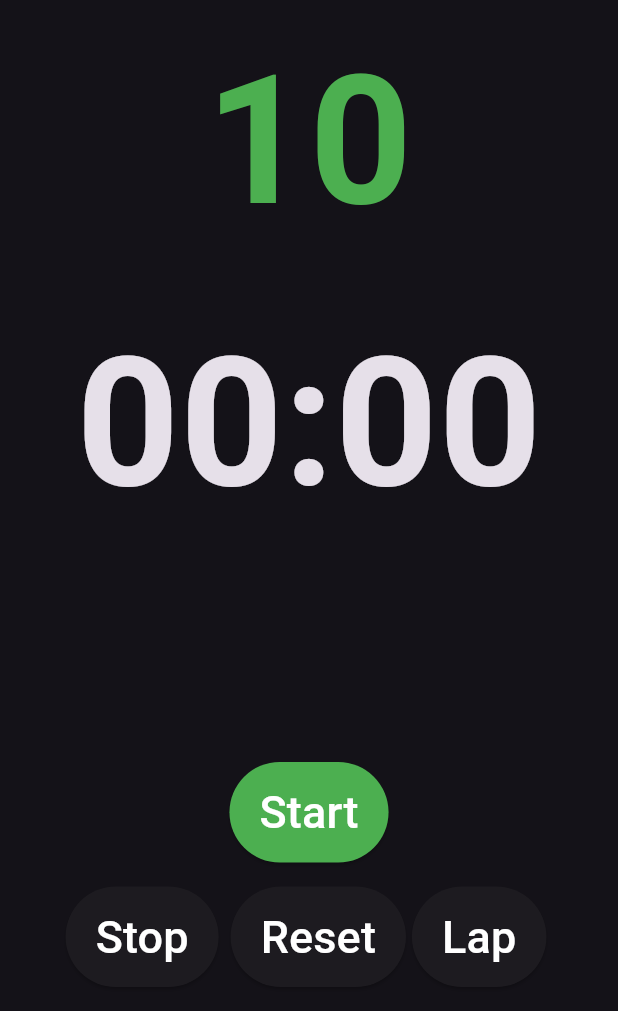
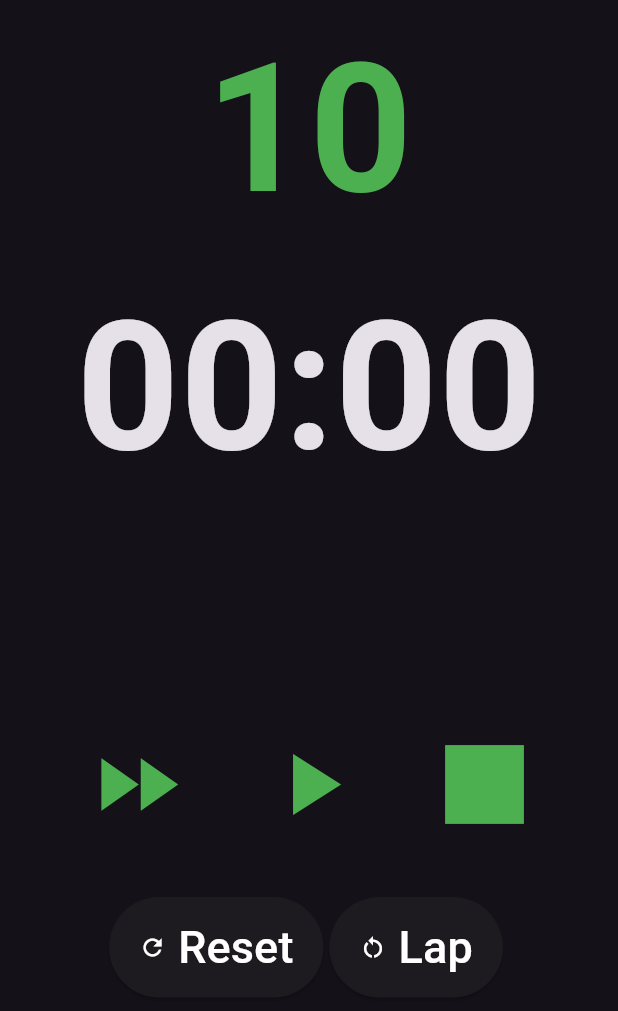
Before and after one commit to Jo3-16/WorkoutTimer, a Flutter app: the screen it shows after launch, after a tap on "Reset", on a phone screen of 412 x 824 dp. Shown: the top 1011 px of the screen. Run offline on Flutter 3.47's test engine with Material 2 defaults, Android fonts, the phone set to English and light mode, and no system bars; our stand-ins replace stop_watch_timer, wakelock; Roboto replaces fonts that are missing (Helvetica).

Commit message:
Improve style

```diff
--- /dev/null
+++ b/lib/buttons.dart
@@ -0,0 +1,75 @@
+import 'package:flutter/material.dart';
+
+class RoundedButton extends StatelessWidget {
+  const RoundedButton({
+    required this.label,
+    required this.icon,
+    this.color,
+    this.backgroundColor,
+    this.disableColor = Colors.grey,
+    this.elevation,
+    this.side = BorderSide.none,
+    this.onTap,
+    super.key,
+  });
+
+  final Icon icon;
+  final Widget label;
+  final Color? color;
+  final Color? backgroundColor;
+  final Color? disableColor;
+  final double? elevation;
+  final BorderSide side;
+  final VoidCallback? onTap;
+
+  @override
+  Widget build(BuildContext context) {
+    return ElevatedButton.icon(
+      style: ElevatedButton.styleFrom(
+        foregroundColor: color,
+        shape: const StadiumBorder().copyWith(side: side),
+        disabledBackgroundColor: disableColor ?? Colors.grey,
+        backgroundColor: backgroundColor,
+        elevation: elevation,
+        padding: const EdgeInsets.symmetric( vertical: 12, horizontal: 20)
+      ),
+      onPressed: onTap,
+      label: label,
+      icon: icon,
+    );
+  }
+}
+
+class RoundedIconButton extends StatelessWidget {
+  const RoundedIconButton({
+    required this.icon,
+     this.backgroundColor,
+    this.disableColor = Colors.grey,
+    this.elevation,
+    this.side = BorderSide.none,
+    this.onTap,
+    super.key,
+  });
+
+  final Icon icon;
+
+  final Color? backgroundColor;
+  final Color? disableColor;
+  final double? elevation;
+  final BorderSide side;
+  final VoidCallback? onTap;
+
+  @override
+  Widget build(BuildContext context) {
+    return IconButton(
+      style: ElevatedButton.styleFrom(
+          disabledBackgroundColor: disableColor ?? Colors.grey,
+          backgroundColor: backgroundColor,
+          elevation: elevation,
+          padding: const EdgeInsets.symmetric( vertical: 12, horizontal: 20)
+      ),
+      onPressed: onTap,
+      icon: icon,
+    );
+  }
+}
--- a/lib/countup.dart
+++ b/lib/countup.dart
@@ -1,6 +1,6 @@
 import 'package:flutter/material.dart';
 import 'package:stop_watch_timer/stop_watch_timer.dart';
-import 'package:timer/rounded_button.dart';
+import 'package:timer/buttons.dart';
 
 class CountUpTimerPage extends StatefulWidget {
   const CountUpTimerPage({super.key});
@@ -59,16 +59,13 @@ class TimerState extends State<CountUpTimerPage> {
                     StopWatchTimer.getDisplayTime(value, hours: false, minute: false, milliSecond: false);
                     return value != 0 ? Column(
                       children: <Widget>[
-                        Padding(
-                          padding: const EdgeInsets.all(8),
-                          child: Text(
+                        Text(
                           displayTime,
                           style: const TextStyle(
                               fontSize: 120,
                               fontFamily: 'Helvetica',
                               color: Colors.green,
                               fontWeight: FontWeight.bold),
-                          ),
                         ),
                       ],
                     ) : const SizedBox(height: 170,);
@@ -85,15 +82,12 @@ class TimerState extends State<CountUpTimerPage> {
                     StopWatchTimer.getDisplayTime(value, hours: false, milliSecond: false);
                     return Column(
                       children: <Widget>[
-                        Padding(
-                          padding: const EdgeInsets.all(8),
-                          child: Text(
+                        Text(
                           displayTime,
                           style: const TextStyle(
                               fontSize: 120,
                               fontFamily: 'Helvetica',
                               fontWeight: FontWeight.bold),
-                          ),
                         ),
                       ],
                     );
@@ -157,44 +151,56 @@ class TimerState extends State<CountUpTimerPage> {
                       Flexible(
                         child: Padding(
                           padding: const EdgeInsets.symmetric(horizontal: 4),
-                          child: RoundedButton(
-                            color: Colors.lightBlue,
-                            backgroundColor: Colors.green,
+                          child: RoundedIconButton(
+                            backgroundColor: Colors.transparent,
                             onTap: () {
                               _stopWatchTimer.onResetTimer();
                               _stopWatchTimerDown.onResetTimer();
                               _stopWatchTimerDown.onStartTimer();
                             },
-                            child: const Text(
-                              'Start',
-                              style: TextStyle(color: Colors.white, fontSize: 30),
+
+                            icon: const Icon(Icons.fast_forward, color:  Colors.green, size: 70,),
                           ),
+                        ),
+                      ),
+                      Flexible(
+                        child: Padding(
+                          padding: const EdgeInsets.symmetric(horizontal: 4),
+                          child: RoundedIconButton(
+                            backgroundColor: Colors.transparent,
+                            onTap: () {
+                              _stopWatchTimer.onResetTimer();
+                              _stopWatchTimerDown.onResetTimer();
+                              _stopWatchTimer.onStartTimer();
+                            },
+
+                            icon: const Icon(Icons.play_arrow, color: Colors.green, size: 70,),
+                          ),
+                        ),
+                      ),
+                      Flexible(
+                        child: Padding(
+                          padding: const EdgeInsets.symmetric(horizontal: 4),
+                          child: RoundedIconButton(
+                            backgroundColor: Colors.transparent,
+                            onTap: () {
+                              _stopWatchTimer.onStopTimer();
+                              _stopWatchTimerDown.onStopTimer();
+                            },
+
+                            icon: const Icon(Icons.square, color: Colors.green, size: 70,),
                           ),
                         ),
                       ),
                     ],
                   ),
                 ),
+                const SizedBox(height: 12,),
                 /// Button
                 Row(
                   mainAxisAlignment: MainAxisAlignment.center,
                   children: <Widget>[
-                    Flexible(
-                      child: Padding(
-                        padding: const EdgeInsets.symmetric(horizontal: 4),
-                        child: RoundedButton(
-                          color: Colors.green,
-                          onTap: () {
-                            _stopWatchTimer.onStopTimer();
-                            _stopWatchTimerDown.onStopTimer();
-                          },
-                          child: const Text(
-                            'Stop',
-                            style: TextStyle(color: Colors.white, fontSize: 30),
-                          ),
-                        ),
-                      ),
-                    ),
+
                     Flexible(
                       child: Padding(
                         padding: const EdgeInsets.symmetric(horizontal: 4),
@@ -204,10 +210,11 @@ class TimerState extends State<CountUpTimerPage> {
                             _stopWatchTimer.onResetTimer();
                             _stopWatchTimerDown.onResetTimer();
                           },
-                          child: const Text(
+                          label: const Text(
                             'Reset',
                             style: TextStyle(color: Colors.white,fontSize: 30),
                           ),
+                          icon: const Icon(Icons.refresh, color: Colors.white,),
                         ),
                       ),
                     ),
@@ -217,10 +224,11 @@ class TimerState extends State<CountUpTimerPage> {
                         child: RoundedButton(
                           color: Colors.deepPurpleAccent,
                           onTap: _stopWatchTimer.onAddLap,
-                          child: const Text(
+                          label: const Text(
                             'Lap',
                             style: TextStyle(color: Colors.white, fontSize: 30),
                           ),
+                          icon: const Icon(Icons.restart_alt, color: Colors.white,),
                         ),
                       ),
                     ),
--- a/lib/main.dart
+++ b/lib/main.dart
@@ -1,7 +1,12 @@
 import 'package:flutter/material.dart';
+import 'package:wakelock/wakelock.dart';
 
 import 'countup.dart';
-void main() => runApp(const MyApp());
+void main() {
+  WidgetsFlutterBinding.ensureInitialized();
+  Wakelock.enable();
+  runApp(const MyApp());
+}
 
 class MyApp extends StatefulWidget {
   const MyApp({super.key});
--- a/lib/rounded_button.dart
+++ /dev/null
@@ -1,38 +0,0 @@
-import 'package:flutter/material.dart';
-
-class RoundedButton extends StatelessWidget {
-  const RoundedButton({
-    required this.child,
-    this.color,
-    this.backgroundColor,
-    this.disableColor = Colors.grey,
-    this.elevation,
-    this.side = BorderSide.none,
-    this.onTap,
-    super.key,
-  });
-
-  final Widget child;
-  final Color? color;
-  final Color? backgroundColor;
-  final Color? disableColor;
-  final double? elevation;
-  final BorderSide side;
-  final VoidCallback? onTap;
-
-  @override
-  Widget build(BuildContext context) {
-    return ElevatedButton(
-      style: ElevatedButton.styleFrom(
-        foregroundColor: color,
-        shape: const StadiumBorder().copyWith(side: side),
-        disabledBackgroundColor: disableColor ?? Colors.grey,
-        backgroundColor: backgroundColor,
-        elevation: elevation,
-        padding: const EdgeInsets.symmetric( vertical: 12, horizontal: 20)
-      ),
-      onPressed: onTap,
-      child: child,
-    );
-  }
-}
--- a/pubspec.yaml
+++ b/pubspec.yaml
@@ -36,6 +36,7 @@ dependencies:
   # The following adds the Cupertino Icons font to your application.
   # Use with the CupertinoIcons class for iOS style icons.
   cupertino_icons: ^1.0.2
+  wakelock: ^0.6.2
 
 dev_dependencies:
   flutter_test:
```
Also changed, not shown: pubspec.lock. Lines whose indentation alone changed are shown as unchanged.
